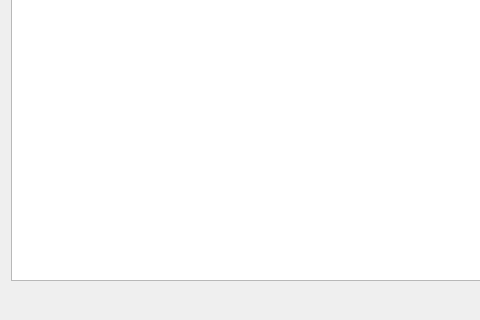
Old version of the form src/plaintexteditiondialog.ui in the repository redmoon1945/gbp; both pictures show x 0 to 480 and y 480 to 800 of the 900 by 800 pixel window.
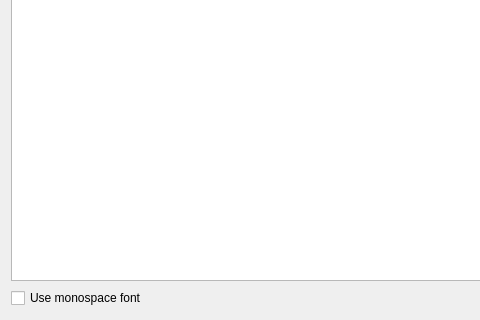
New version of the form.

Patch:
```diff
--- a/src/plaintexteditiondialog.ui
+++ b/src/plaintexteditiondialog.ui
@@ -19,6 +19,16 @@
    </item>
    <item>
     <layout class="QHBoxLayout" name="horizontalLayout">
+     <item>
+      <widget class="QCheckBox" name="MonoFontCheckBox">
+       <property name="text">
+        <string>Use monospace font</string>
+       </property>
+       <property name="checked">
+        <bool>false</bool>
+       </property>
+      </widget>
+     </item>
      <item>
       <spacer name="horizontalSpacer">
        <property name="orientation">
```
